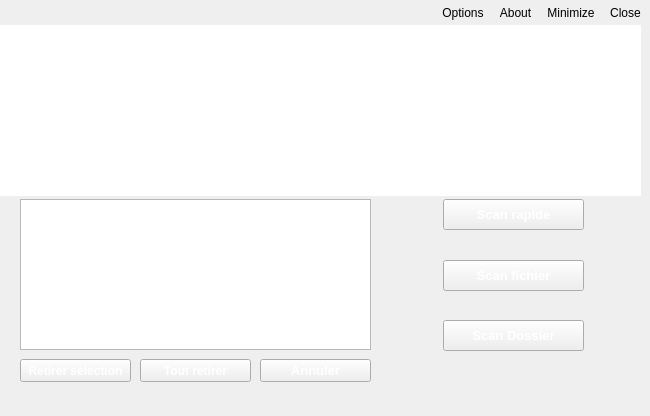
Before: the Qt Designer form mainwindow.ui in Edouard127/naorisav, drawn with Qt 5.
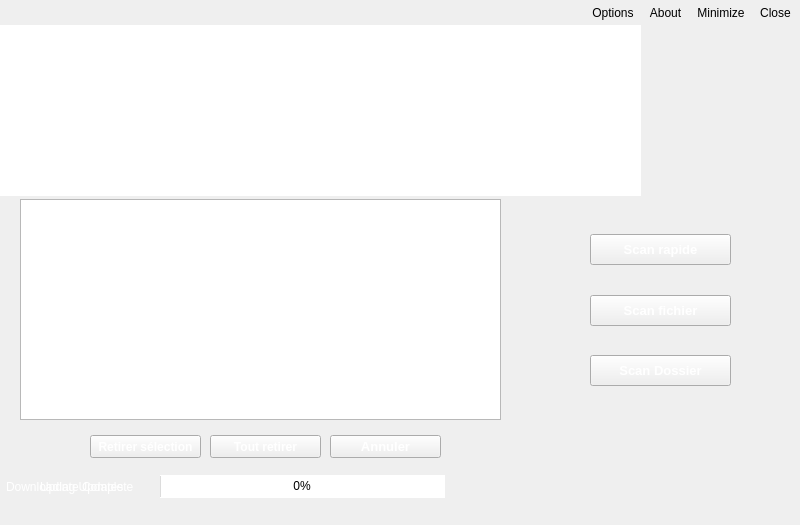
After: the same form once the commit is applied. Icons and pictures are not drawn.

Commit message:
Add Network Connection. Download data function.  Write Data - Progress Bar
Add network connection to reach internet and download updated signature list. Add progress bar for updates. This could be applied to other things in the program as well

```diff
--- a/mainwindow.ui
+++ b/mainwindow.ui
@@ -6,8 +6,8 @@
    <rect>
     <x>0</x>
     <y>0</y>
-    <width>650</width>
-    <height>416</height>
+    <width>800</width>
+    <height>525</height>
    </rect>
   </property>
   <property name="font">
@@ -49,8 +49,8 @@
    <widget class="QPushButton" name="abort">
     <property name="geometry">
      <rect>
-      <x>260</x>
-      <y>334</y>
+      <x>330</x>
+      <y>410</y>
       <width>111</width>
       <height>23</height>
      </rect>
@@ -90,8 +90,8 @@
      <rect>
       <x>20</x>
       <y>174</y>
-      <width>351</width>
-      <height>151</height>
+      <width>481</width>
+      <height>221</height>
      </rect>
     </property>
     <property name="styleSheet">
@@ -101,8 +101,8 @@
    <widget class="QPushButton" name="scanDirectory">
     <property name="geometry">
      <rect>
-      <x>443</x>
-      <y>295</y>
+      <x>590</x>
+      <y>330</y>
       <width>141</width>
       <height>31</height>
      </rect>
@@ -124,8 +124,8 @@
    <widget class="QPushButton" name="removeSelectedFile">
     <property name="geometry">
      <rect>
-      <x>20</x>
-      <y>334</y>
+      <x>90</x>
+      <y>410</y>
       <width>111</width>
       <height>23</height>
      </rect>
@@ -159,8 +159,8 @@
    <widget class="QPushButton" name="removeAllFiles">
     <property name="geometry">
      <rect>
-      <x>140</x>
-      <y>334</y>
+      <x>210</x>
+      <y>410</y>
       <width>111</width>
       <height>23</height>
      </rect>
@@ -185,8 +185,8 @@
    <widget class="QPushButton" name="smartScanButton">
     <property name="geometry">
      <rect>
-      <x>443</x>
-      <y>174</y>
+      <x>590</x>
+      <y>209</y>
       <width>141</width>
       <height>31</height>
      </rect>
@@ -208,8 +208,8 @@
    <widget class="QPushButton" name="scanSingleFile">
     <property name="geometry">
      <rect>
-      <x>443</x>
-      <y>235</y>
+      <x>590</x>
+      <y>270</y>
       <width>141</width>
       <height>31</height>
      </rect>
@@ -228,6 +228,56 @@
      <string>Scan fichier</string>
     </property>
    </widget>
+   <widget class="QProgressBar" name="progressBar">
+    <property name="geometry">
+     <rect>
+      <x>160</x>
+      <y>450</y>
+      <width>285</width>
+      <height>23</height>
+     </rect>
+    </property>
+    <property name="value">
+     <number>0</number>
+    </property>
+    <property name="alignment">
+     <set>Qt::AlignCenter</set>
+    </property>
+   </widget>
+   <widget class="QLabel" name="label">
+    <property name="geometry">
+     <rect>
+      <x>6</x>
+      <y>446</y>
+      <width>151</width>
+      <height>31</height>
+     </rect>
+    </property>
+    <property name="styleSheet">
+     <string notr="true">color: rgb(255, 255, 255);
+background-color: rgba(191, 64, 64, 0);</string>
+    </property>
+    <property name="text">
+     <string>Downloading Updates</string>
+    </property>
+   </widget>
+   <widget class="QLabel" name="label_3">
+    <property name="geometry">
+     <rect>
+      <x>40</x>
+      <y>446</y>
+      <width>121</width>
+      <height>31</height>
+     </rect>
+    </property>
+    <property name="styleSheet">
+     <string notr="true">color: rgb(255, 255, 255);
+background-color: rgba(191, 64, 64, 0);</string>
+    </property>
+    <property name="text">
+     <string>Update Complete</string>
+    </property>
+   </widget>
   </widget>
   <widget class="QToolBar" name="toolBar">
    <property name="mouseTracking">
```
The commit also changes 8 other files.
